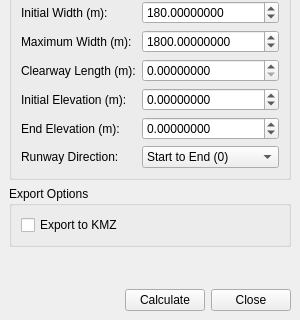
First picture: the form in tofpa_panel_base.ui, repository FLYGHT7/tofpa, before the edit; both pictures show x 0 to 300 and y 180 to 500 of the 300 by 500 pixel window.
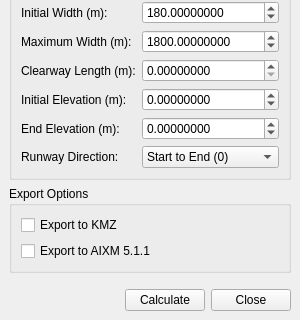
Second picture: the form after the edit. Custom widgets are drawn as their Qt base class.

Commit message: Enhance TOFPA plugin: Add AIXM export functionality with UI checkbox and parameter handling

What changed in the file:
```diff
--- a/tofpa_panel_base.ui
+++ b/tofpa_panel_base.ui
@@ -209,6 +209,13 @@
          </property>
         </widget>
        </item>
+       <item>
+        <widget class="QCheckBox" name="exportToAixmCheckBox">
+         <property name="text">
+          <string>Export to AIXM 5.1.1</string>
+         </property>
+        </widget>
+       </item>
       </layout>
      </widget>
     </item>
```
The commit also changes 2 other files.
